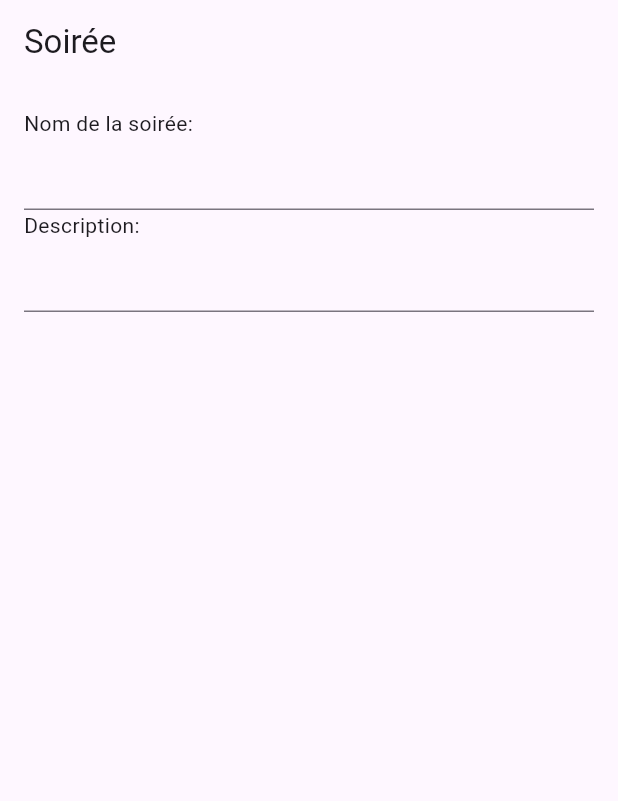
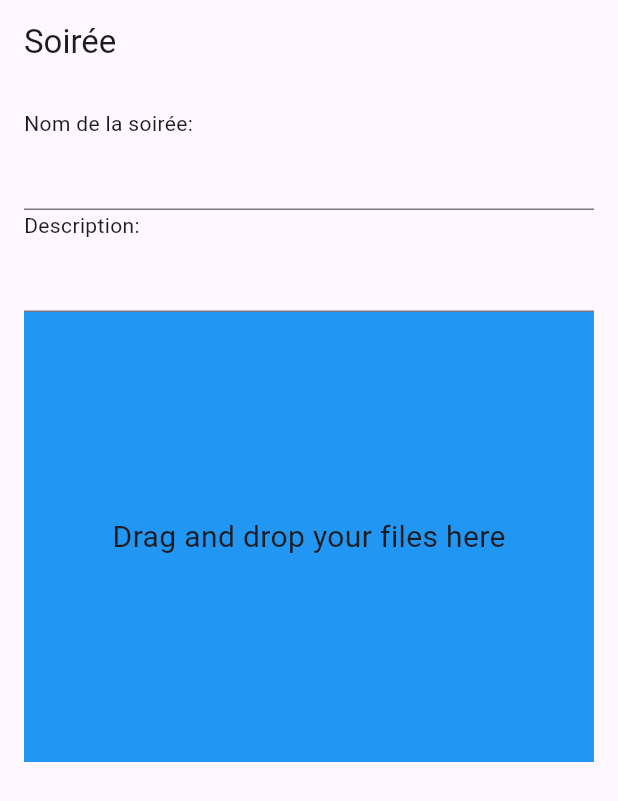
Before and after one commit to CharlesHenrynoah/Horse_project, a Flutter app: the PartyPage screen opened directly, on a phone screen of 412 x 824 dp. Shown: the top 801 px of the screen. Run offline on Flutter 3.47's test engine with Material 2 defaults, Android fonts, the phone set to English and light mode, and no system bars.

Commit message:
drag and drop box

```diff
--- a/horse_project/lib/views/party_page.dart
+++ b/horse_project/lib/views/party_page.dart
@@ -39,6 +39,16 @@ class _PartyPageState extends State<PartyPage> {
               TextFormField(
                 controller: descController,
               ),
+              Container(
+                color: Colors.blue,
+                height: 300,
+                child: Center(
+                  child: Text(
+                    'Drag and drop your files here',
+                    style: TextStyle(fontSize: 20),
+                  ),
+                ),
+              ),
             ],
           ),
         ),
```
